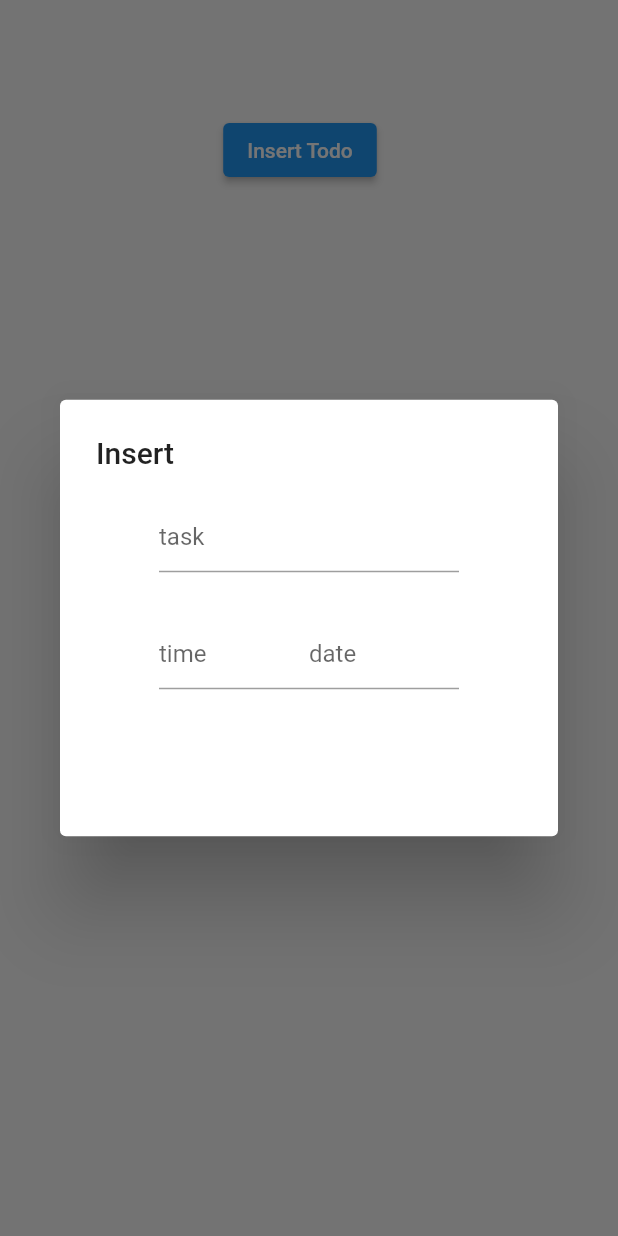
After one commit to harsh11pujara/Experiment_UI, a Flutter app: the screen it shows after launch, after a tap on "Insert Todo", on a phone screen of 412 x 824 dp. The commit adds this screen. Run offline on Flutter 3.47's test engine with Material 2 defaults, Android fonts, the phone set to English and light mode, and no system bars; our stand-ins replace flutter_time_picker_spinner, syncfusion_flutter_charts.

Commit message:
timer dialog

```diff
--- /dev/null
+++ b/lib/dialog_box.dart
@@ -0,0 +1,79 @@
+import 'package:flutter/material.dart';
+import 'package:flutter_time_picker_spinner/flutter_time_picker_spinner.dart';
+
+class DialogBox extends StatelessWidget {
+  const DialogBox({Key? key}) : super(key: key);
+
+  @override
+  Widget build(BuildContext context) {
+    return Scaffold(
+      body: SizedBox(
+        height: 400,
+        width: 400,
+        child: Column(
+          mainAxisAlignment: MainAxisAlignment.spaceAround,
+          mainAxisSize: MainAxisSize.max,
+          children: [
+            ElevatedButton(
+                onPressed: () {
+                  showDialog(
+                    context: context,
+                    builder: (context) {
+                      return AlertDialog(
+                        title: Text("Insert"),
+                        content: SizedBox(
+                          height: 200,
+                          width: 300,
+                          child: Column(
+                            mainAxisSize: MainAxisSize.min,
+                            children: [
+                              SizedBox(width: 200,child: const TextField(decoration: InputDecoration(hintText: "task"),)),
+                              const SizedBox(height: 30,),
+                              SizedBox(
+                                width: 200,
+                                child: Row(
+                                  mainAxisAlignment: MainAxisAlignment.spaceBetween,
+                                  children: [
+                                    Expanded(
+                                      child: TextField(
+                                decoration: const InputDecoration(hintText: "time"),
+                                        onTap: () {
+                                          showTimePicker(context: context, initialTime: TimeOfDay.now());
+                                        },
+                                      ),
+                                    ),
+
+                                    Expanded(
+                                      child: TextField(
+                                          decoration: const InputDecoration(hintText: "date"),
+                                        onTap: () {
+                                          showDatePicker(
+                                              context: context,
+                                              initialDate: DateTime.now(),
+                                              firstDate: DateTime(1990),
+                                              lastDate: DateTime(2050));
+                                        },
+                                      ),
+                                    )
+                                  ],
+                                ),
+                              )
+                            ],
+                          ),
+                        ),
+                      );
+                    },
+                  );
+                },
+                child: Text("Insert Todo")),
+            ElevatedButton(onPressed: () {
+              showDialog(context: context, builder: (context) {
+                return AlertDialog(content: TimePickerSpinner(is24HourMode: true,time: DateTime(2023)),);
+              },);
+            }, child: Text("Add Time"))
+          ],
+        ),
+      ),
+    );
+  }
+}
--- a/pubspec.yaml
+++ b/pubspec.yaml
@@ -31,6 +31,7 @@ dependencies:
   flutter:
     sdk: flutter
   syncfusion_flutter_charts: ^20.4.54
+  flutter_time_picker_spinner: ^2.0.0
 
   # The following adds the Cupertino Icons font to your application.
   # Use with the CupertinoIcons class for iOS style icons.
```
Also changed, not shown: lib/main.dart (+2 -12 lines), lib/swipe_delete.dart (+5 -44 lines), pubspec.lock, 1 other file.
